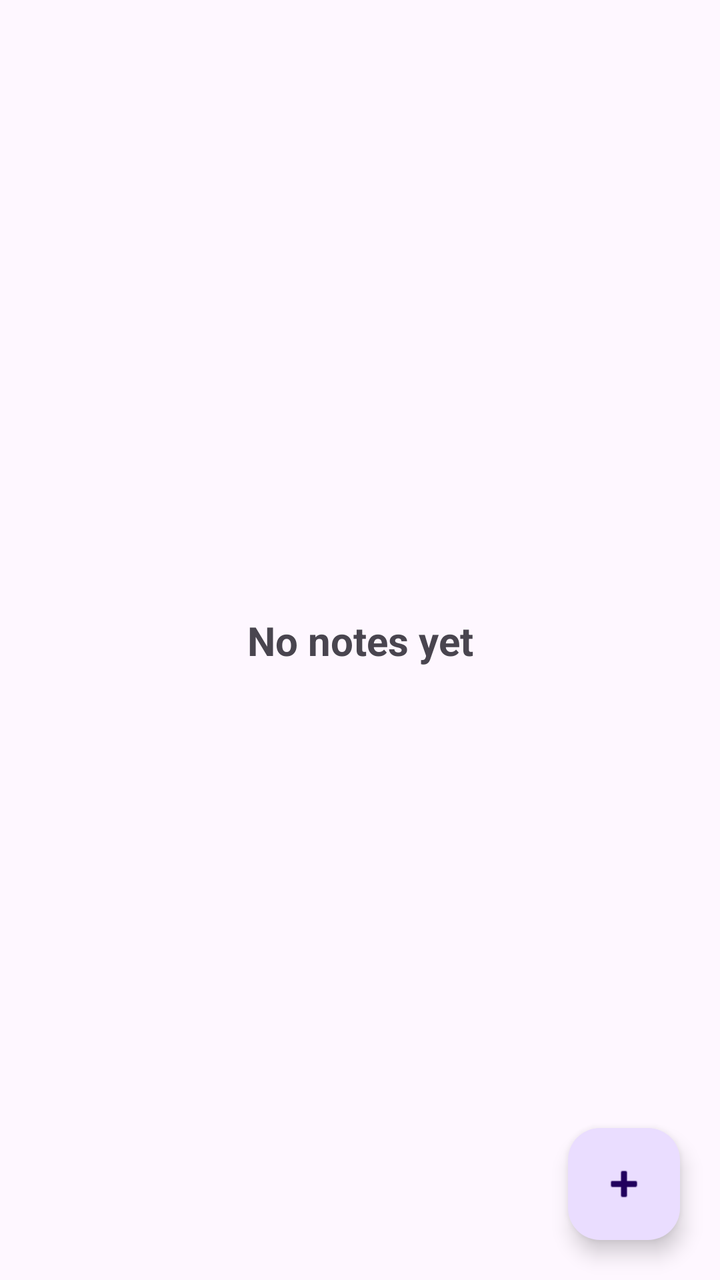
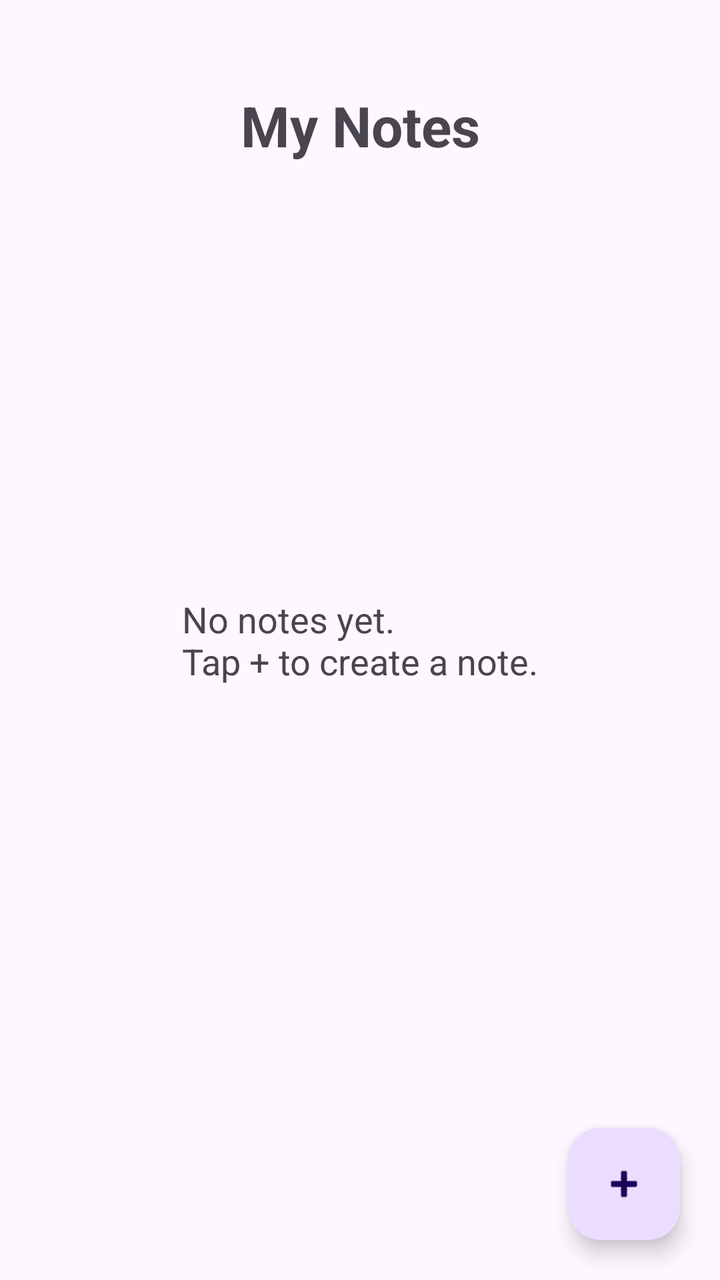

An Android layout rendered at two revisions. The XML below is the earlier revision; the diff shows what the commit changed to produce the second picture.
<!-- AndroidManifest.xml: application theme Theme.NoteTakingApp -->
<!-- res/layout/fragment_note_list.xml -->
<?xml version="1.0" encoding="utf-8"?>
<androidx.constraintlayout.widget.ConstraintLayout
    xmlns:android="http://schemas.android.com/apk/res/android"
    xmlns:app="http://schemas.android.com/apk/res-auto"
    android:layout_width="match_parent"
    android:layout_height="match_parent">

    <TextView
        android:id="@+id/tvEmptyMessage"
        android:layout_width="wrap_content"
        android:layout_height="wrap_content"
        android:text="No notes yet"
        android:textSize="20sp"
        android:textStyle="bold"
        app:layout_constraintBottom_toBottomOf="parent"
        app:layout_constraintEnd_toEndOf="parent"
        app:layout_constraintStart_toStartOf="parent"
        app:layout_constraintTop_toTopOf="parent" />

    <androidx.recyclerview.widget.RecyclerView
        android:id="@+id/recyclerViewNotes"
        android:layout_width="0dp"
        android:layout_height="0dp"
        android:padding="8dp"
        app:layout_constraintBottom_toBottomOf="parent"
        app:layout_constraintEnd_toEndOf="parent"
        app:layout_constraintStart_toStartOf="parent"
        app:layout_constraintTop_toTopOf="parent" />

    <com.google.android.material.floatingactionbutton.FloatingActionButton
        android:id="@+id/fabAddNote"
        android:layout_width="wrap_content"
        android:layout_height="wrap_content"
        android:layout_margin="20dp"
        android:contentDescription="Add note"
        android:src="@android:drawable/ic_input_add"
        app:layout_constraintBottom_toBottomOf="parent"
        app:layout_constraintEnd_toEndOf="parent" />

</androidx.constraintlayout.widget.ConstraintLayout>
<!-- resources referenced by this layout -->
<resources>
  <style name="Theme.NoteTakingApp" parent="Base.Theme.NoteTakingApp" />
  <style name="Base.Theme.NoteTakingApp" parent="Theme.Material3.DayNight.NoActionBar">
          
          
      </style>
</resources>

<!-- the commit's change to res/layout/fragment_note_list.xml (unified diff, before → after) -->
@@ -6,33 +6,51 @@
     android:layout_height="match_parent">
 
     <TextView
-        android:id="@+id/tvEmptyMessage"
+        android:id="@+id/titleTextView"
         android:layout_width="wrap_content"
         android:layout_height="wrap_content"
-        android:text="No notes yet"
-        android:textSize="20sp"
+        android:layout_marginTop="24dp"
+        android:text="@string/notes_title"
+        android:textSize="28sp"
         android:textStyle="bold"
+        android:padding="20dp"
+        app:layout_constraintEnd_toEndOf="parent"
+        app:layout_constraintStart_toStartOf="parent"
+        app:layout_constraintTop_toTopOf="parent" />
+
+    <TextView
+        android:id="@+id/emptyTextView"
+        android:layout_width="wrap_content"
+        android:layout_height="wrap_content"
+        android:text="@string/no_notes"
+        android:textSize="18sp"
+        android:visibility="visible"
         app:layout_constraintBottom_toBottomOf="parent"
         app:layout_constraintEnd_toEndOf="parent"
         app:layout_constraintStart_toStartOf="parent"
         app:layout_constraintTop_toTopOf="parent" />
 
     <androidx.recyclerview.widget.RecyclerView
-        android:id="@+id/recyclerViewNotes"
+        android:id="@+id/recyclerView"
         android:layout_width="0dp"
         android:layout_height="0dp"
-        android:padding="8dp"
+        android:layout_marginStart="16dp"
+        android:layout_marginTop="16dp"
+        android:layout_marginEnd="16dp"
+        android:layout_marginBottom="16dp"
+        android:visibility="gone"
         app:layout_constraintBottom_toBottomOf="parent"
         app:layout_constraintEnd_toEndOf="parent"
         app:layout_constraintStart_toStartOf="parent"
-        app:layout_constraintTop_toTopOf="parent" />
+        app:layout_constraintTop_toBottomOf="@id/titleTextView" />
 
     <com.google.android.material.floatingactionbutton.FloatingActionButton
-        android:id="@+id/fabAddNote"
+        android:id="@+id/addButton"
         android:layout_width="wrap_content"
         android:layout_height="wrap_content"
-        android:layout_margin="20dp"
-        android:contentDescription="Add note"
+        android:layout_marginEnd="20dp"
+        android:layout_marginBottom="20dp"
+        android:contentDescription="@string/add_note"
         android:src="@android:drawable/ic_input_add"
         app:layout_constraintBottom_toBottomOf="parent"
         app:layout_constraintEnd_toEndOf="parent" />
<!-- resource entries referenced after the edit -->
@@ -1,5 +1,8 @@
 <!-- resources referenced by this layout -->
 <resources>
+  <string name="add_note">Add note</string>
+  <string name="no_notes">No notes yet.\nTap + to create a note.</string>
+  <string name="notes_title">My Notes</string>
   <style name="Theme.NoteTakingApp" parent="Base.Theme.NoteTakingApp" />
   <style name="Base.Theme.NoteTakingApp" parent="Theme.Material3.DayNight.NoActionBar">
           
